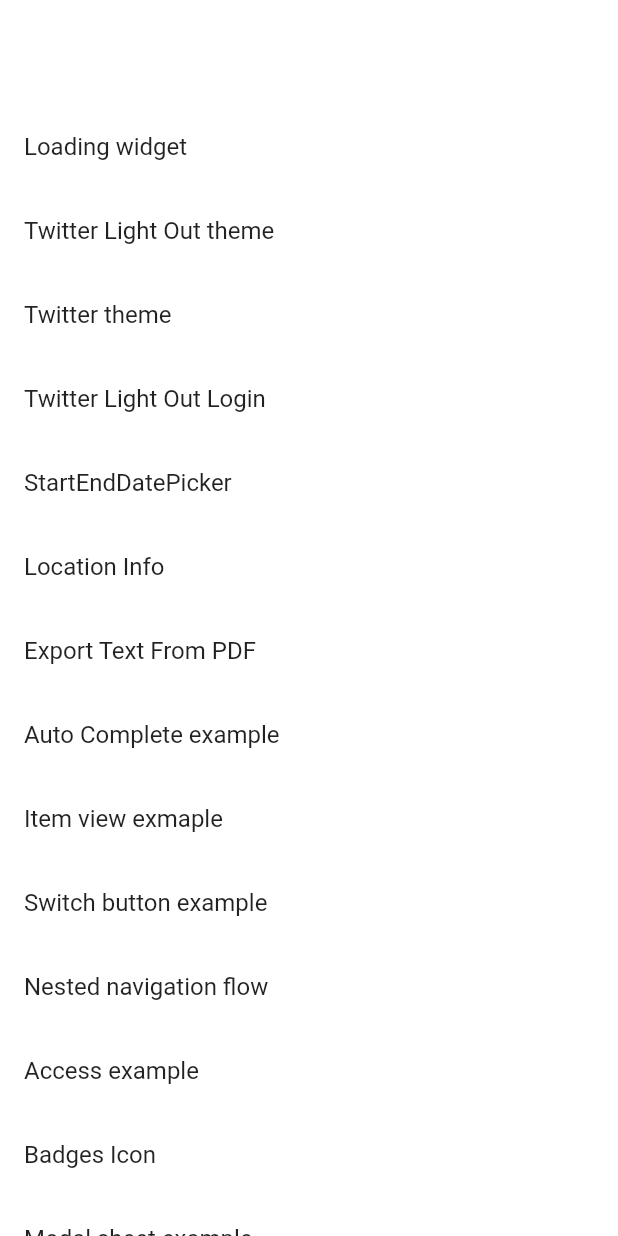
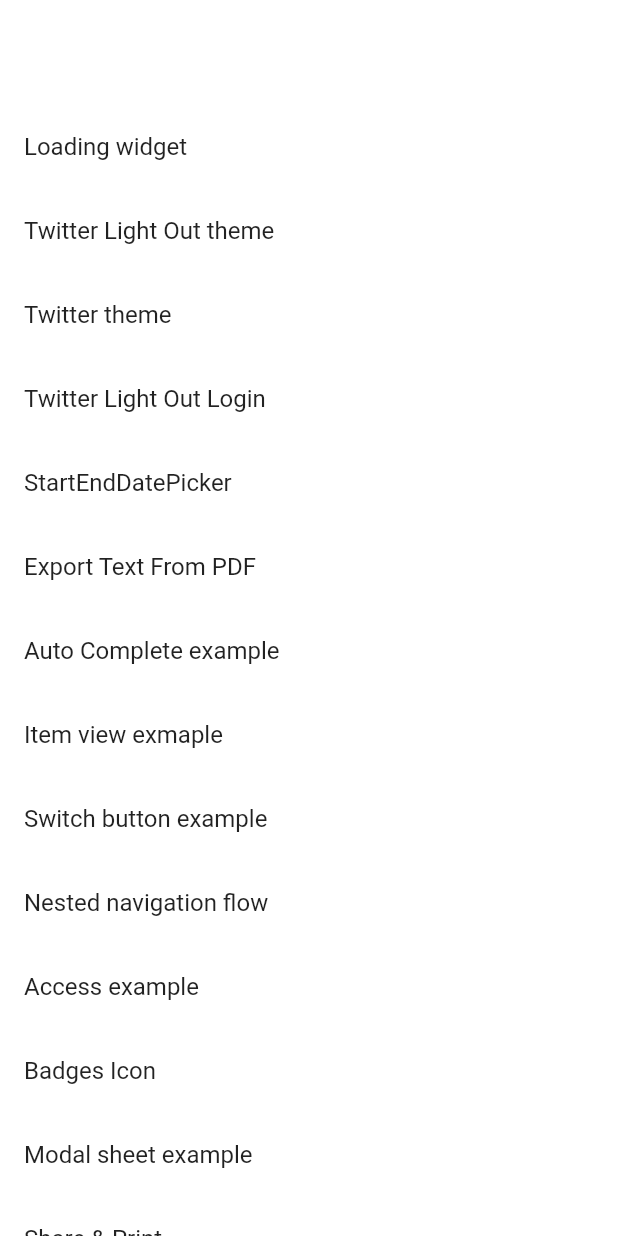
Before and after one commit to LiquidityGallery/liquidity_gallery, a Flutter app: the screen it shows after launch, scrolled down 576 dp, on a phone screen of 412 x 824 dp. Run offline on Flutter 3.47's test engine with Material 2 defaults, Android fonts, the phone set to English and light mode, and no system bars; our stand-ins replace another_flushbar, auto_size_text, badges, bubble_tab_indicator, cached_network_image, carousel_slider and 15 more; missing offline and left inert: audio_session, honeywell_scanner, mobile_scanner, pdf_text; accounts and stored records are empty; network calls fail.

Commit message:
Remove unused package

```diff
--- a/example/lib/main.dart
+++ b/example/lib/main.dart
@@ -190,11 +190,11 @@ class MainView extends StatelessWidget {
                 MaterialPageRoute(
                     builder: (context) => StartEndDatePickerView())),
           ),
-          ListTile(
-            title: Text('Location Info'),
-            onTap: () => Navigator.push(
-                context, MaterialPageRoute(builder: (_) => LocationInfoView())),
-          ),
+          // ListTile(
+          //   title: Text('Location Info'),
+          //   onTap: () => Navigator.push(
+          //       context, MaterialPageRoute(builder: (_) => LocationInfoView())),
+          // ),
           // ListTile(
           //     title: Text('Location and Google Map'),
           //     onTap: () => Navigator.push(
--- a/lib/Functions/getLocation.dart
+++ b/lib/Functions/getLocation.dart
@@ -1,40 +1,40 @@
-import 'package:location/location.dart';
+// import 'package:location/location.dart';
 
-/// Function to get current location
-/// See usage on example [LocationInfoView.dart]
-Future<void> checkLocationPermission() async {
-  Location _location = Location();
+// /// Function to get current location
+// /// See usage on example [LocationInfoView.dart]
+// Future<void> checkLocationPermission() async {
+//   Location _location = Location();
 
-  print('Checking location service enable...');
-  var _serviceEnabled = await _location.serviceEnabled();
-  if (!_serviceEnabled) {
-    print('Location service disable');
-    print('Requesting location service enable...');
-    _serviceEnabled = await _location.requestService();
-    if (!_serviceEnabled) {
-      print('Location service request denied');
-      return;
-    }
-  }
-  print('Location service enabled');
+//   print('Checking location service enable...');
+//   var _serviceEnabled = await _location.serviceEnabled();
+//   if (!_serviceEnabled) {
+//     print('Location service disable');
+//     print('Requesting location service enable...');
+//     _serviceEnabled = await _location.requestService();
+//     if (!_serviceEnabled) {
+//       print('Location service request denied');
+//       return;
+//     }
+//   }
+//   print('Location service enabled');
 
-  print('Checking location permission...');
-  var _permissionStatus = await _location.hasPermission();
-  if (_permissionStatus == PermissionStatus.denied) {
-    print('Location permission denied');
-    print('Requesting location permission...');
-    _permissionStatus = await _location.requestPermission();
-    if (_permissionStatus != PermissionStatus.granted) {
-      print('Location permission denied');
-      return;
-    }
-  }
-  print('Location permission granted');
-}
+//   print('Checking location permission...');
+//   var _permissionStatus = await _location.hasPermission();
+//   if (_permissionStatus == PermissionStatus.denied) {
+//     print('Location permission denied');
+//     print('Requesting location permission...');
+//     _permissionStatus = await _location.requestPermission();
+//     if (_permissionStatus != PermissionStatus.granted) {
+//       print('Location permission denied');
+//       return;
+//     }
+//   }
+//   print('Location permission granted');
+// }
 
-Future<LocationData> getLocation() async {
-  print('Loading location data...');
-  LocationData _locationData = await Location().getLocation();
-  print('Location data loaded');
-  return _locationData;
-}
+// Future<LocationData> getLocation() async {
+//   print('Loading location data...');
+//   LocationData _locationData = await Location().getLocation();
+//   print('Location data loaded');
+//   return _locationData;
+// }
--- a/pubspec.yaml
+++ b/pubspec.yaml
@@ -28,7 +28,7 @@ dependencies:
   honeywell_scanner: ^4.0.0+14
   image_picker: ^0.8.2
   just_audio: ^0.9.25
-  location: ^4.3.0
+  # location: ^4.3.0
   mobile_scanner: ^3.0.0
   pdf_text: ^0.5.0
   string_similarity: ^2.0.0
```
Also changed, not shown: example/lib/LocationInfoView.dart (+119 -119 lines), example/pubspec.lock, pubspec.lock, 1 other file.
